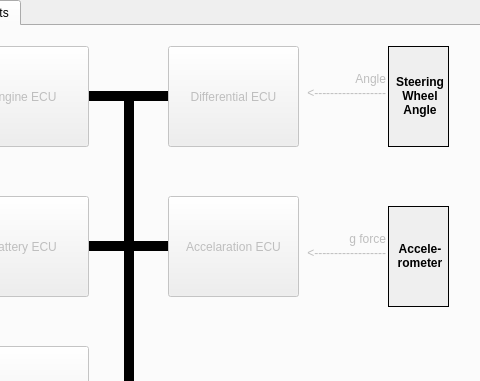
This is mainwindow.ui in RGNagel/qt-can-network-visualization-by-serial-port as Qt 5 draws it before an edit; both pictures show x 204 to 684 and y 0 to 381 of the 684 by 495 pixel window. The edited form follows.
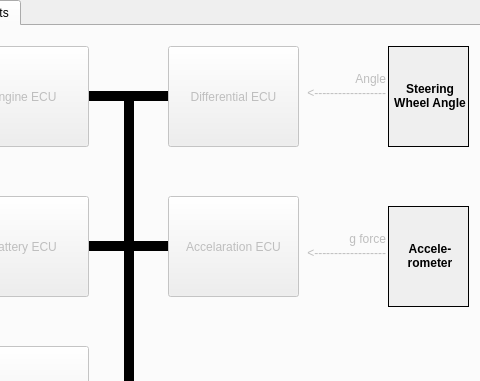
This is the edited form. The open tabs and pages were chosen to show the change. Icons and pictures are not drawn.

What changed in the file:
```diff
--- a/mainwindow.ui
+++ b/mainwindow.ui
@@ -379,7 +379,7 @@
        <rect>
         <x>590</x>
         <y>180</y>
-        <width>61</width>
+        <width>81</width>
         <height>101</height>
        </rect>
       </property>
@@ -481,7 +481,7 @@
        <rect>
         <x>590</x>
         <y>20</y>
-        <width>61</width>
+        <width>81</width>
         <height>101</height>
        </rect>
       </property>
```
Left out of the diff: 4 changed lines with no effect on the pictures.
